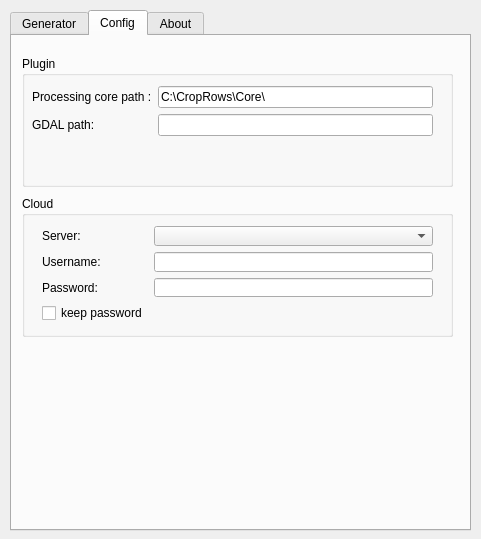
Qt form PACropRows/crop_rows_dialog_base.ui (kartik-nighania/qgis-croprows-plugin) before a commit.
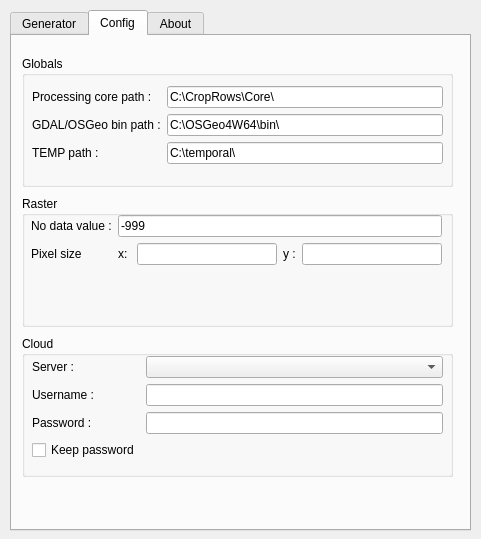
The same form after that commit. The open tabs and pages were chosen to show the change. Icons and pictures are not drawn.

Patch:
```diff
--- a/PACropRows/crop_rows_dialog_base.ui
+++ b/PACropRows/crop_rows_dialog_base.ui
@@ -247,14 +247,14 @@
       </rect>
      </property>
      <property name="title">
-      <string>Plugin</string>
+      <string>Globals</string>
      </property>
      <widget class="QWidget" name="formLayoutWidget_2">
       <property name="geometry">
        <rect>
         <x>10</x>
         <y>30</y>
-        <width>401</width>
+        <width>411</width>
         <height>80</height>
        </rect>
       </property>
@@ -276,12 +276,30 @@
        <item row="1" column="0">
         <widget class="QLabel" name="label_19">
          <property name="text">
-          <string>GDAL path:</string>
+          <string>GDAL/OSGeo bin path :</string>
          </property>
         </widget>
        </item>
        <item row="1" column="1">
-        <widget class="QLineEdit" name="lineEdit_3"/>
+        <widget class="QLineEdit" name="gdalosgeo_path">
+         <property name="text">
+          <string>C:\OSGeo4W64\bin\</string>
+         </property>
+        </widget>
+       </item>
+       <item row="2" column="0">
+        <widget class="QLabel" name="label_14">
+         <property name="text">
+          <string>TEMP path :</string>
+         </property>
+        </widget>
+       </item>
+       <item row="2" column="1">
+        <widget class="QLineEdit" name="tmp_path">
+         <property name="text">
+          <string>C:\temporal\</string>
+         </property>
+        </widget>
        </item>
       </layout>
      </widget>
@@ -290,7 +308,7 @@
      <property name="geometry">
       <rect>
        <x>10</x>
-       <y>160</y>
+       <y>300</y>
        <width>431</width>
        <height>141</height>
       </rect>
@@ -301,17 +319,17 @@
      <widget class="QWidget" name="formLayoutWidget">
       <property name="geometry">
        <rect>
-        <x>20</x>
-        <y>30</y>
-        <width>391</width>
-        <height>97</height>
+        <x>10</x>
+        <y>20</y>
+        <width>411</width>
+        <height>111</height>
        </rect>
       </property>
       <layout class="QFormLayout" name="formLayout">
        <item row="0" column="0">
         <widget class="QLabel" name="label_3">
          <property name="text">
-          <string>Server:</string>
+          <string>Server :</string>
          </property>
         </widget>
        </item>
@@ -321,7 +339,7 @@
        <item row="1" column="0">
         <widget class="QLabel" name="label_4">
          <property name="text">
-          <string>Username:</string>
+          <string>Username :</string>
          </property>
         </widget>
        </item>
@@ -331,7 +349,7 @@
        <item row="2" column="0">
         <widget class="QLabel" name="label_5">
          <property name="text">
-          <string>Password:</string>
+          <string>Password :</string>
          </property>
         </widget>
        </item>
@@ -341,13 +359,83 @@
        <item row="3" column="0">
         <widget class="QCheckBox" name="checkBox">
          <property name="text">
-          <string>keep password</string>
+          <string>Keep password</string>
          </property>
         </widget>
        </item>
       </layout>
      </widget>
     </widget>
+    <widget class="QGroupBox" name="groupBox_6">
+     <property name="geometry">
+      <rect>
+       <x>10</x>
+       <y>160</y>
+       <width>431</width>
+       <height>131</height>
+      </rect>
+     </property>
+     <property name="title">
+      <string>Raster</string>
+     </property>
+     <widget class="QWidget" name="formLayoutWidget_3">
+      <property name="geometry">
+       <rect>
+        <x>9</x>
+        <y>19</y>
+        <width>411</width>
+        <height>101</height>
+       </rect>
+      </property>
+      <layout class="QFormLayout" name="formLayout_3">
+       <item row="0" column="0">
+        <widget class="QLabel" name="label_21">
+         <property name="text">
+          <string>No data value :</string>
+         </property>
+        </widget>
+       </item>
+       <item row="0" column="1">
+        <widget class="QLineEdit" name="nodatavalue">
+         <property name="text">
+          <string>-999</string>
+         </property>
+        </widget>
+       </item>
+       <item row="1" column="0">
+        <widget class="QLabel" name="label_22">
+         <property name="text">
+          <string>Pixel size</string>
+         </property>
+        </widget>
+       </item>
+       <item row="1" column="1">
+        <layout class="QHBoxLayout" name="horizontalLayout_2">
+         <item>
+          <widget class="QLabel" name="label_23">
+           <property name="text">
+            <string>x: </string>
+           </property>
+          </widget>
+         </item>
+         <item>
+          <widget class="QLineEdit" name="xmosaic"/>
+         </item>
+         <item>
+          <widget class="QLabel" name="label_24">
+           <property name="text">
+            <string>y :</string>
+           </property>
+          </widget>
+         </item>
+         <item>
+          <widget class="QLineEdit" name="ymosaic"/>
+         </item>
+        </layout>
+       </item>
+      </layout>
+     </widget>
+    </widget>
    </widget>
    <widget class="QWidget" name="tab_3">
     <attribute name="title">
```
Left out of the diff: 37 changed lines with no effect on the pictures.
